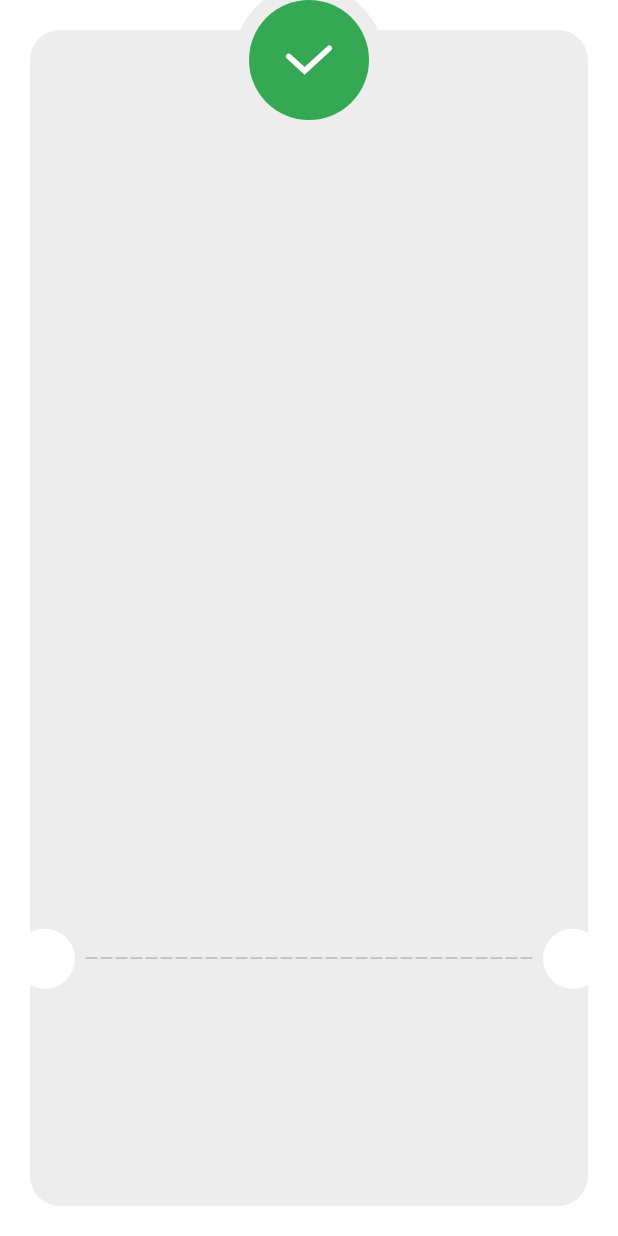
After one commit to Tala-foqha/checkout, a Flutter app: the ThankYouView screen opened directly, on a phone screen of 412 x 824 dp. The commit adds this screen. Run offline on Flutter 3.47's test engine with Material 3 defaults, Android fonts, the phone set to English and light mode, and no system bars; our stand-ins replace flutter_credit_card, flutter_svg, google_fonts.

Commit message:
create thank you card

```diff
--- a/lib/Features/checkout/presentation/views/widgets/payment_details_view_body.dart
+++ b/lib/Features/checkout/presentation/views/widgets/payment_details_view_body.dart
@@ -2,6 +2,7 @@
 import 'package:checkout_app/Features/checkout/presentation/views/widgets/custom_button.dart';
 import 'package:checkout_app/Features/checkout/presentation/views/widgets/custom_credit_card.dart';
 import 'package:checkout_app/Features/checkout/presentation/views/widgets/payment_methods_list_view.dart';
+import 'package:checkout_app/Features/checkout/presentation/views/widgets/thank_you_view.dart';
 import 'package:checkout_app/core/widgets/custom_appbar.dart';
 import 'package:flutter/material.dart';
 class PaymentDetailsViewBody extends StatefulWidget {
@@ -40,6 +41,10 @@ SliverToBoxAdapter(child: CustomCreditCard(formKey: formKey, autovalidateMode: a
                 if(formKey.currentState!.validate()){
                   formKey.currentState!.save();
                 }else{
+                  Navigator.of(context).push(MaterialPageRoute(builder: (context){
+
+                    return ThankYouView();
+                  }));
                   autovalidateMode=AutovalidateMode.always;
                 }
               },
--- /dev/null
+++ b/lib/Features/checkout/presentation/views/widgets/thank_you_card.dart
@@ -0,0 +1,27 @@
+// Features/checkout/presentation/views/widgets/thank_you_card.dart
+
+import 'package:flutter/material.dart';
+
+class ThankYouCard extends StatelessWidget {
+  const ThankYouCard({
+    super.key,
+  });
+
+  @override
+  Widget build(BuildContext context) {
+    return Padding(
+      padding: const EdgeInsets.all(20),
+      child: Container(
+
+        height:double.infinity,
+        width: double.infinity,
+        decoration: ShapeDecoration(
+          color: const Color(0xffEDEDED),
+          shape: RoundedRectangleBorder(
+            borderRadius: BorderRadius.circular(20),
+          ),
+        ),
+      ),
+    );
+  }
+}
--- /dev/null
+++ b/lib/Features/checkout/presentation/views/widgets/thank_you_view.dart
@@ -0,0 +1,15 @@
+// Features/checkout/presentation/views/widgets/thank_you_view.dart
+import 'package:checkout_app/Features/checkout/presentation/views/widgets/thank_you_view_body.dart';
+import 'package:flutter/material.dart';
+
+class ThankYouView extends StatelessWidget {
+  const ThankYouView({super.key});
+
+  @override
+  Widget build(BuildContext context) {
+    return Scaffold(
+      backgroundColor: Colors.white,
+      body: SafeArea(child: ThankYouViewBody()),
+    );
+  }
+}
--- /dev/null
+++ b/lib/Features/checkout/presentation/views/widgets/thank_you_view_body.dart
@@ -0,0 +1,78 @@
+// Features/checkout/presentation/views/widgets/thank_you_view_body.dart
+import 'package:checkout_app/Features/checkout/presentation/views/widgets/thank_you_card.dart';
+import 'package:flutter/material.dart';
+import 'package:flutter_svg/svg.dart';
+
+class ThankYouViewBody extends StatelessWidget {
+  const ThankYouViewBody({super.key});
+
+  @override
+  Widget build(BuildContext context) {
+    final screenSize = MediaQuery.of(context).size;
+
+    return Stack(
+      clipBehavior: Clip.none,
+      children: [
+        ThankYouCard(),
+
+        Positioned(
+          bottom:  screenSize.height * 0.2+20,
+          left: 20+16+20,
+          right: 20+16+20,
+          child: Row(
+            children: List.generate(30, (index) {
+              return Expanded(
+                child: Padding(
+                  padding: const EdgeInsets.symmetric(horizontal: 1),
+                  child: Container(
+                    height: 1,
+                    color: const Color(0xffB8B8B8),
+                  ),
+                ),
+              );
+            }),
+          ),
+        ),
+
+        // دائرتان جانبيتان فوق البطاقة (موضوعة بالنسبة لارتفاع الشاشة)
+        Positioned(
+          left: 10,
+          bottom: screenSize.height * 0.2,
+          child: const CircleAvatar(
+            backgroundColor: Colors.white,
+            radius: 20,
+          ),
+        ),
+        Positioned(
+          bottom: screenSize.height * 0.2,
+          right: 10,
+          child: const CircleAvatar(
+            backgroundColor: Colors.white,
+            radius: 20,
+          ),
+        ),
+
+        // الدائرة المركزية مع أيقونة الصح
+        Positioned(
+          top: -10,
+          left: 0,
+          right: 0,
+          child: CircleAvatar(
+            radius: 50,
+            backgroundColor: const Color(0xffEDEDED),
+            child: CircleAvatar(
+              radius: 40,
+              backgroundColor: const Color(0xff34A853),
+              child: SvgPicture.asset(
+                'assets/svg/check.svg',
+                fit: BoxFit.scaleDown,
+                width: 50,
+                height: 20,
+              ),
+            ),
+          ),
+        ),
+      ],
+    );
+  }
+}
```
Also changed, not shown: assets/svg/check.svg (added).
